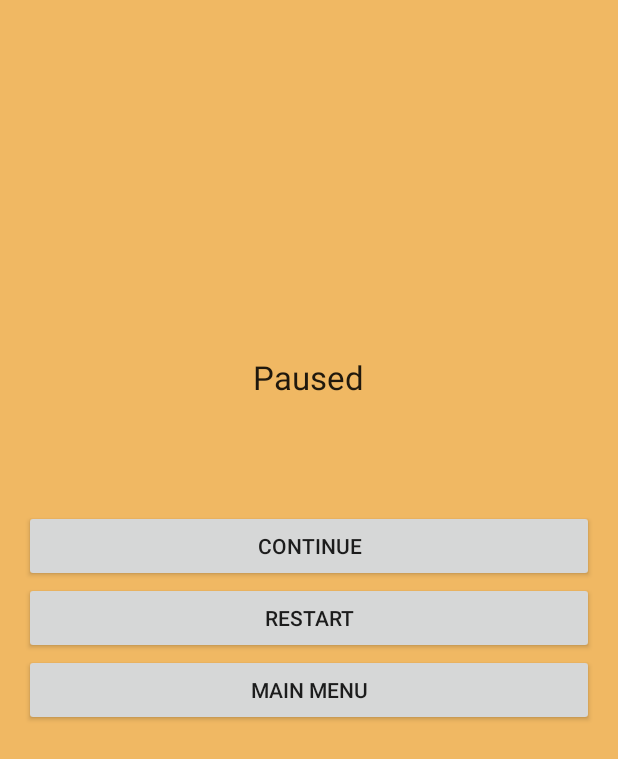
After one commit to GovertJaap/On-The-Spot, an Android app: the Pause screen opened directly, with no data from a screen before it, on a phone screen of 412 x 824 dp. The commit adds this screen. Shown: the top 759 px of the screen. Run offline under Robolectric (Android 15) with nearby library versions, the phone set to English and light mode, and no system bars.

Commit message:
Testbuild 1.20
PAUZE MENU AHHHHHHHH

```diff
--- /dev/null
+++ b/app/src/main/java/com/example/android/onthespot/Pause.java
@@ -0,0 +1,61 @@
+package com.example.android.onthespot;
+
+import android.app.Activity;
+import android.content.Intent;
+import android.os.Bundle;
+import android.view.View;
+import android.view.Window;
+import android.view.WindowManager;
+import android.widget.Button;
+
+public class Pause extends Activity {
+
+    @Override
+    protected void onCreate(Bundle savedInstanceState) {
+        super.onCreate(savedInstanceState);
+        getWindow().requestFeature(Window.FEATURE_ACTION_BAR);
+        setContentView(R.layout.activity_pause);
+
+        continueButton();
+        restartButton();
+        menuButton();
+
+        getWindow().addFlags(WindowManager.LayoutParams.FLAG_KEEP_SCREEN_ON);
+    }
+
+    private void continueButton() {
+        Button button = (Button) findViewById(R.id.pauseContinue);
+        button.setOnClickListener(new View.OnClickListener() {
+            @Override
+            public void onClick(View v) {
+                finish();
+            }
+        });
+    }
+    private void restartButton() {
+        Button button = (Button) findViewById(R.id.pauseRestart);
+        button.setOnClickListener(new View.OnClickListener() {
+            @Override
+            public void onClick(View v) {
+                Intent activity = new Intent(Pause.this, MainActivity.class);
+                activity.putExtra("level", getIntent().getExtras().getInt("level") - 1);
+                MainActivity.getInstance().finish();
+                startActivity(activity);
+                finish();
+            }
+        });
+    }
+
+    private void menuButton() {
+        Button button = (Button) findViewById(R.id.pauseMenu);
+        button.setOnClickListener(new View.OnClickListener() {
+            @Override
+            public void onClick(View v) {
+                Intent activity = new Intent(Pause.this, MenuActivity.class);
+                MainActivity.getInstance().finish();
+                startActivity(activity);
+                finish();
+            }
+        });
+    }
+}
--- /dev/null
+++ b/app/src/main/res/layout/activity_pause.xml
@@ -0,0 +1,42 @@
+<RelativeLayout xmlns:android="http://schemas.android.com/apk/res/android"
+    xmlns:tools="http://schemas.android.com/tools" android:layout_width="match_parent"
+    android:layout_height="match_parent" android:paddingLeft="@dimen/activity_horizontal_margin"
+    android:paddingRight="@dimen/activity_horizontal_margin"
+    android:paddingTop="@dimen/activity_vertical_margin"
+    android:paddingBottom="@dimen/activity_vertical_margin"
+    tools:context="com.example.android.onthespot.Pause">
+
+    <TextView
+        android:layout_width="wrap_content"
+        android:layout_height="wrap_content"
+        android:textAppearance="?android:attr/textAppearanceLarge"
+        android:text="Paused"
+        android:id="@+id/pauseText"
+        android:layout_marginBottom="74dp"
+        android:layout_above="@+id/pauseContinue"
+        android:layout_centerHorizontal="true" />
+
+    <Button
+        android:layout_width="match_parent"
+        android:layout_height="wrap_content"
+        android:text="Continue"
+        android:id="@+id/pauseContinue"
+        android:layout_above="@+id/pauseRestart"
+        android:layout_centerHorizontal="true"/>
+
+    <Button
+        android:layout_width="match_parent"
+        android:layout_height="wrap_content"
+        android:text="Restart"
+        android:id="@+id/pauseRestart"
+        android:layout_centerVertical="true"
+        android:layout_centerHorizontal="true" />
+
+    <Button
+        android:layout_width="match_parent"
+        android:layout_height="wrap_content"
+        android:text="Main Menu"
+        android:id="@+id/pauseMenu"
+        android:layout_below="@+id/pauseRestart"
+        android:layout_centerHorizontal="true" />
+</RelativeLayout>
--- a/app/src/main/res/values/strings.xml
+++ b/app/src/main/res/values/strings.xml
@@ -16,4 +16,5 @@
     <string name="title_activity_menu">MenuActivity</string>
     <string name="title_activity_lvl_select">LvlSelectActivity</string>
     <string name="title_activity_options">Options</string>
+    <string name="title_activity_pause">Pause</string>
 </resources>
```
Also changed, not shown: app/src/main/AndroidManifest.xml (+7 -0 lines), app/src/main/java/com/example/android/onthespot/GameOver.java (+0 -37 lines), app/src/main/java/com/example/android/onthespot/LvlSelectActivity.java (+0 -35 lines), app/src/main/java/com/example/android/onthespot/MainActivity.java (+51 -79 lines), app/src/main/java/com/example/android/onthespot/MenuActivity.java (+0 -24 lines), app/src/main/java/com/example/android/onthespot/Options.java (+3 -36 lines), app/src/main/res/layout/activity_lvl_select.xml (+3 -6 lines), app/src/main/res/menu/menu_pause.xml (added, +7 -0 lines), 1 other file.
